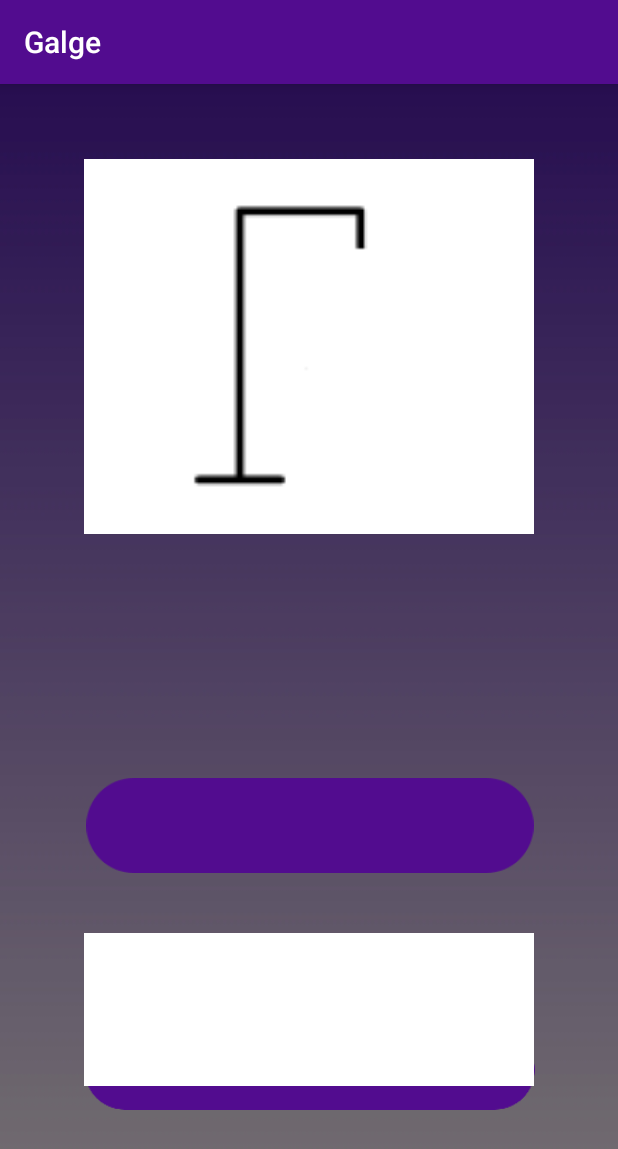
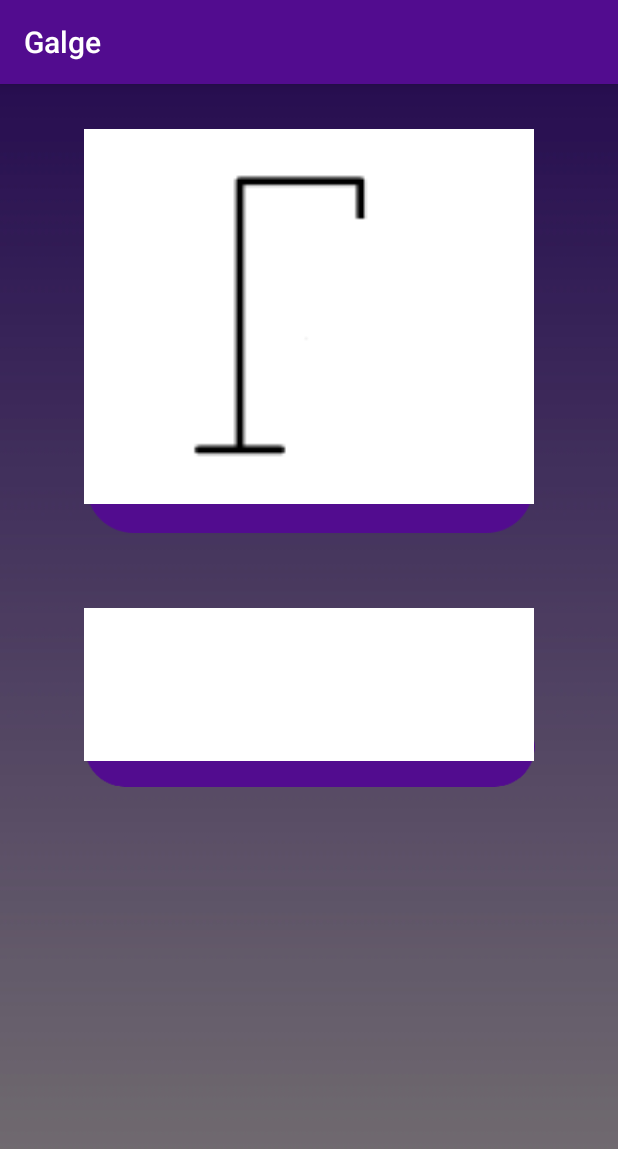
Before and after one commit to Cilian/Galge, an Android app: the GameActivity screen opened directly, with no data from a screen before it, on a phone screen of 412 x 824 dp. Shown: the top 1149 px of the screen. Run offline under Robolectric (Android 15) with nearby library versions, the phone set to English and light mode, and no system bars.

Commit message:
Game activity created

```diff
--- a/app/src/main/res/layout/activity_game.xml
+++ b/app/src/main/res/layout/activity_game.xml
@@ -11,28 +11,28 @@
         android:id="@+id/imageView5"
         android:layout_width="600dp"
         android:layout_height="53dp"
-        android:layout_marginBottom="84dp"
-        app:layout_constraintBottom_toBottomOf="parent"
+        android:layout_marginTop="116dp"
         app:layout_constraintEnd_toEndOf="parent"
         app:layout_constraintStart_toStartOf="parent"
+        app:layout_constraintTop_toBottomOf="@+id/imageView6"
         app:srcCompat="@drawable/rectangle3" />
 
     <ImageView
         android:id="@+id/imageView6"
         android:layout_width="325dp"
         android:layout_height="63dp"
-        android:layout_marginBottom="40dp"
-        app:layout_constraintBottom_toTopOf="@+id/view3"
+        android:layout_marginTop="236dp"
         app:layout_constraintEnd_toEndOf="parent"
         app:layout_constraintHorizontal_bias="0.508"
         app:layout_constraintStart_toStartOf="parent"
+        app:layout_constraintTop_toTopOf="parent"
         app:srcCompat="@drawable/rectangle5" />
 
     <View
         android:id="@+id/view2"
         android:layout_width="300dp"
         android:layout_height="250dp"
-        android:layout_marginTop="50dp"
+        android:layout_marginTop="30dp"
         android:background="@android:color/background_light"
         app:layout_constraintEnd_toEndOf="parent"
         app:layout_constraintStart_toStartOf="parent"
@@ -42,17 +42,17 @@
         android:id="@+id/view3"
         android:layout_width="300dp"
         android:layout_height="102dp"
-        android:layout_marginBottom="100dp"
+        android:layout_marginTop="50dp"
         android:background="@android:color/background_light"
-        app:layout_constraintBottom_toBottomOf="parent"
         app:layout_constraintEnd_toEndOf="parent"
-        app:layout_constraintStart_toStartOf="parent" />
+        app:layout_constraintStart_toStartOf="parent"
+        app:layout_constraintTop_toBottomOf="@+id/imageView6" />
 
     <ImageView
         android:id="@+id/imageView7"
         android:layout_width="160dp"
         android:layout_height="229dp"
-        android:layout_marginTop="60dp"
+        android:layout_marginTop="40dp"
         app:layout_constraintEnd_toEndOf="parent"
         app:layout_constraintStart_toStartOf="parent"
         app:layout_constraintTop_toTopOf="parent"
--- a/app/src/main/res/layout/activity_menu.xml
+++ b/app/src/main/res/layout/activity_menu.xml
@@ -8,7 +8,7 @@
     tools:context=".MenuActivity">
 
     <Button
-        android:id="@+id/button3"
+        android:id="@+id/start"
         android:layout_width="200dp"
         android:layout_height="wrap_content"
         android:layout_marginBottom="260dp"
@@ -31,6 +31,6 @@
         android:textStyle="bold"
         app:layout_constraintEnd_toEndOf="parent"
         app:layout_constraintStart_toStartOf="parent"
-        app:layout_constraintTop_toBottomOf="@+id/button3" />
+        app:layout_constraintTop_toBottomOf="@+id/start" />
 
 </android.support.constraint.ConstraintLayout>
```
Also changed, not shown: app/src/main/java/com/example/sren/galge/MenuActivity.java (+30 -13 lines).
